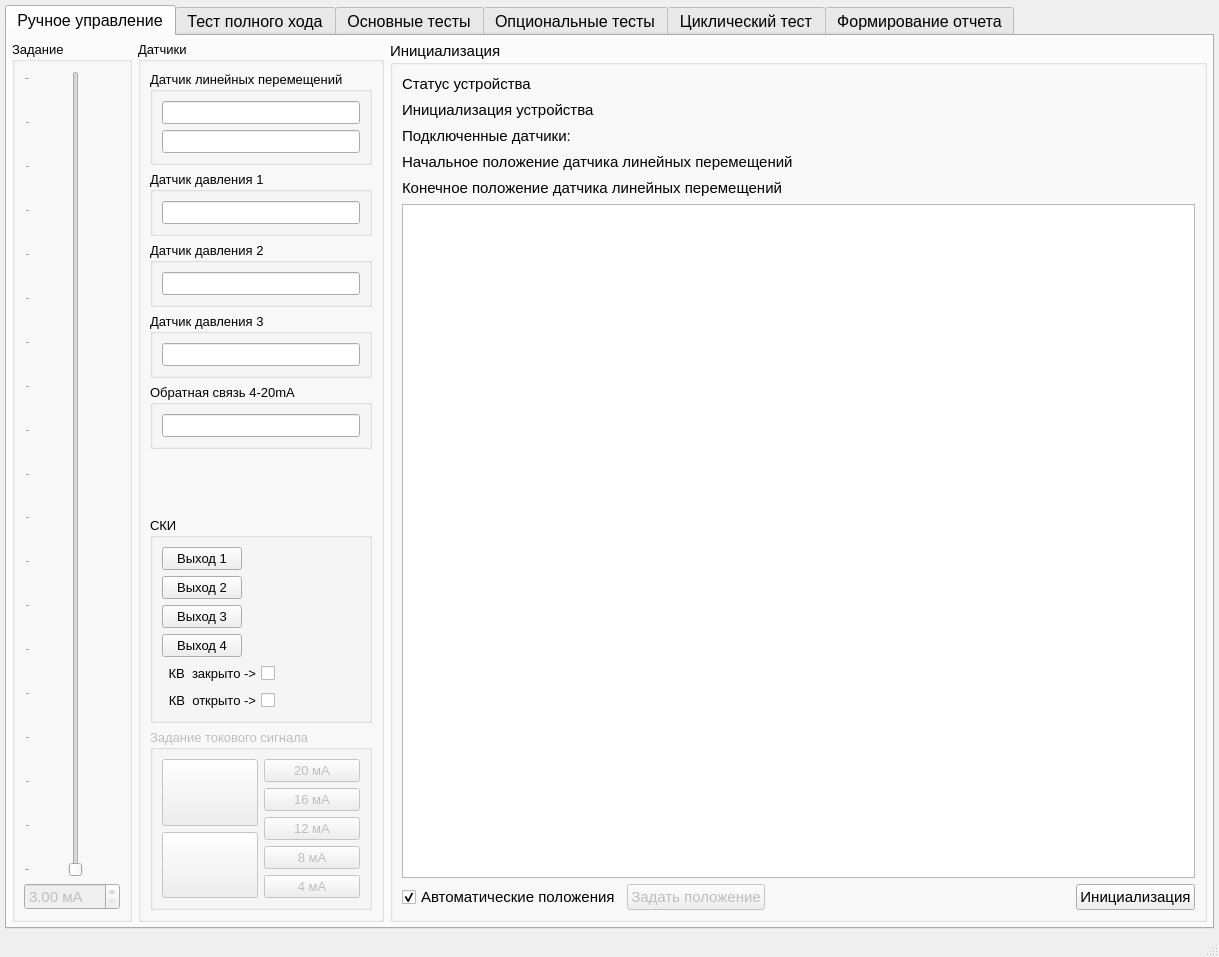
First picture: the form in Src/Ui/MainWindow/MainWindow.ui, repository Rekvim/MpiSki, before the edit.
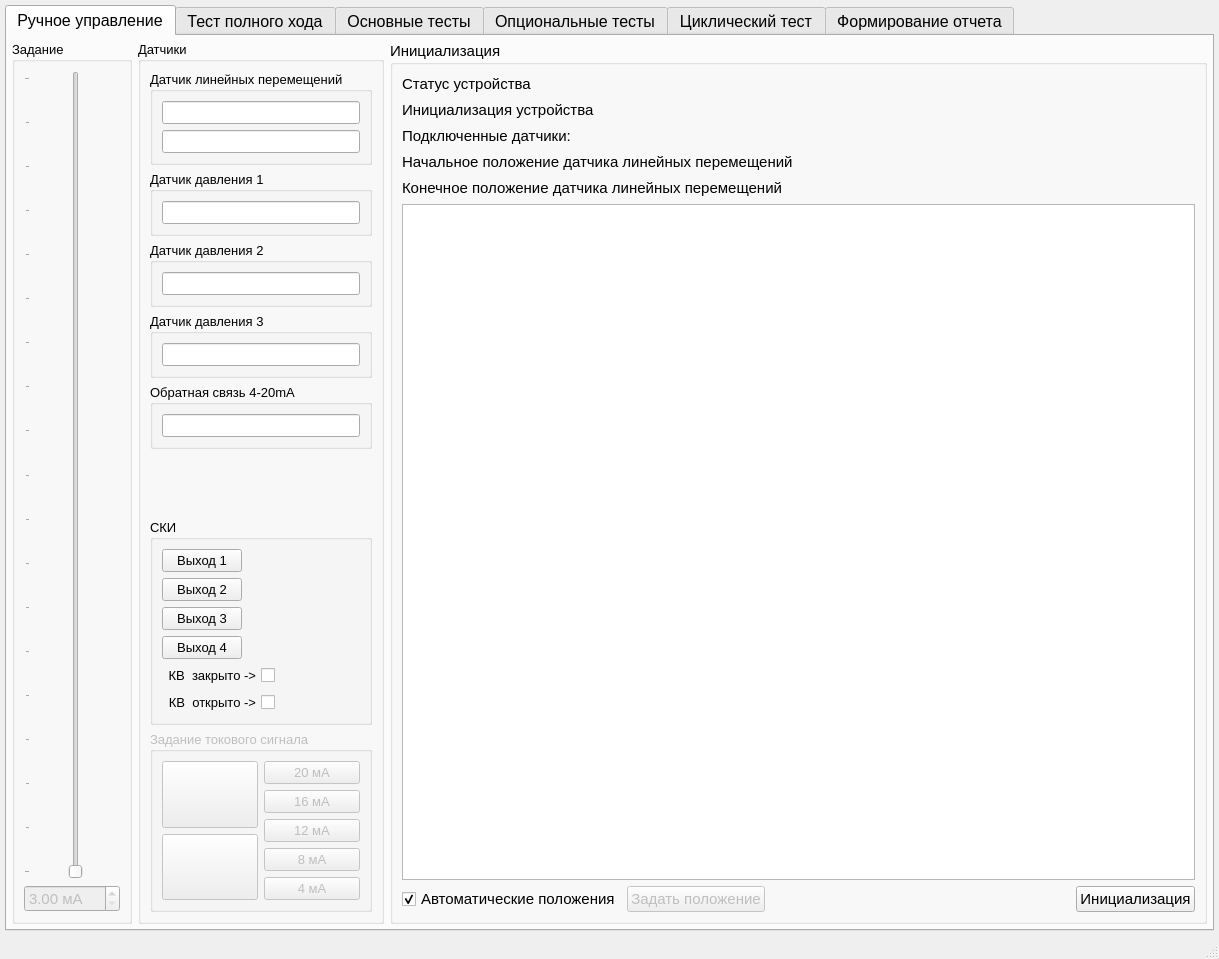
Second picture: the form after the edit. The open tabs and pages were chosen to show the change. Custom widgets are drawn as their Qt base class.

```diff
--- a/Src/Ui/MainWindow/MainWindow.ui
+++ b/Src/Ui/MainWindow/MainWindow.ui
@@ -7,7 +7,7 @@
     <x>0</x>
     <y>0</y>
     <width>1219</width>
-    <height>957</height>
+    <height>959</height>
    </rect>
   </property>
   <property name="sizePolicy">
```
Left out of the diff: 2 changed lines with no effect on the pictures.
